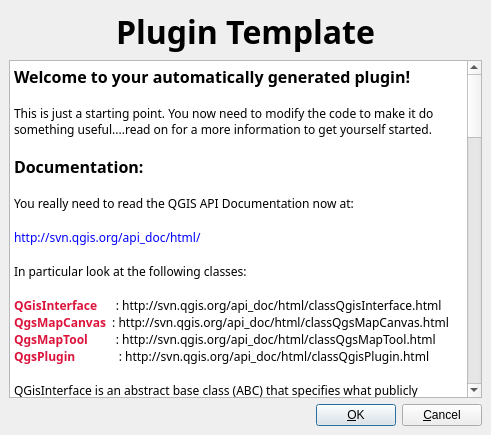
Old version of the form src/plugins/plugin_template/pluginguibase.ui in the repository qgis/QGIS.
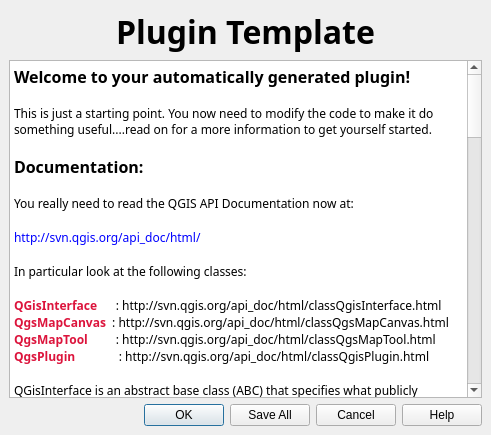
New version of the form. Icons and pictures are not drawn.

Commit message: Convert dialogs to Qt 4.2 StandardButton API. Also fix memory leaks by using the delete operator or Qt::WA_DeleteOnClose along with accept or reject rather then deprecated Qt3 routines. Also eliminate compiler warnings.

Diff of the .ui file:
```diff
--- a/src/plugins/plugin_template/pluginguibase.ui
+++ b/src/plugins/plugin_template/pluginguibase.ui
@@ -25,58 +25,6 @@
    <property name="spacing" >
     <number>6</number>
    </property>
-   <item row="2" column="0" >
-    <layout class="QHBoxLayout" >
-     <property name="margin" >
-      <number>0</number>
-     </property>
-     <property name="spacing" >
-      <number>6</number>
-     </property>
-     <item>
-      <spacer>
-       <property name="orientation" >
-        <enum>Qt::Horizontal</enum>
-       </property>
-       <property name="sizeType" >
-        <enum>QSizePolicy::Expanding</enum>
-       </property>
-       <property name="sizeHint" >
-        <size>
-         <width>320</width>
-         <height>21</height>
-        </size>
-       </property>
-      </spacer>
-     </item>
-     <item>
-      <widget class="QPushButton" name="pbnOK" >
-       <property name="maximumSize" >
-        <size>
-         <width>32767</width>
-         <height>32767</height>
-        </size>
-       </property>
-       <property name="text" >
-        <string>&amp;OK</string>
-       </property>
-       <property name="shortcut" >
-        <string>Alt+O</string>
-       </property>
-      </widget>
-     </item>
-     <item>
-      <widget class="QPushButton" name="pbnCancel" >
-       <property name="text" >
-        <string>&amp;Cancel</string>
-       </property>
-       <property name="shortcut" >
-        <string>Alt+C</string>
-       </property>
-      </widget>
-     </item>
-    </layout>
-   </item>
    <item row="0" column="0" >
     <widget class="QLabel" name="txtHeading" >
      <property name="sizePolicy" >
@@ -113,6 +61,16 @@
      </property>
     </widget>
    </item>
+   <item row="2" column="0" >
+    <widget class="QDialogButtonBox" name="buttonBox" >
+     <property name="orientation" >
+      <enum>Qt::Horizontal</enum>
+     </property>
+     <property name="standardButtons" >
+      <set>QDialogButtonBox::Cancel|QDialogButtonBox::Help|QDialogButtonBox::NoButton|QDialogButtonBox::Ok|QDialogButtonBox::SaveAll</set>
+     </property>
+    </widget>
+   </item>
   </layout>
  </widget>
  <layoutdefault spacing="6" margin="11" />
```
Left out of the diff: 39 changed lines with no effect on the pictures. The commit also changes 48 other files.
